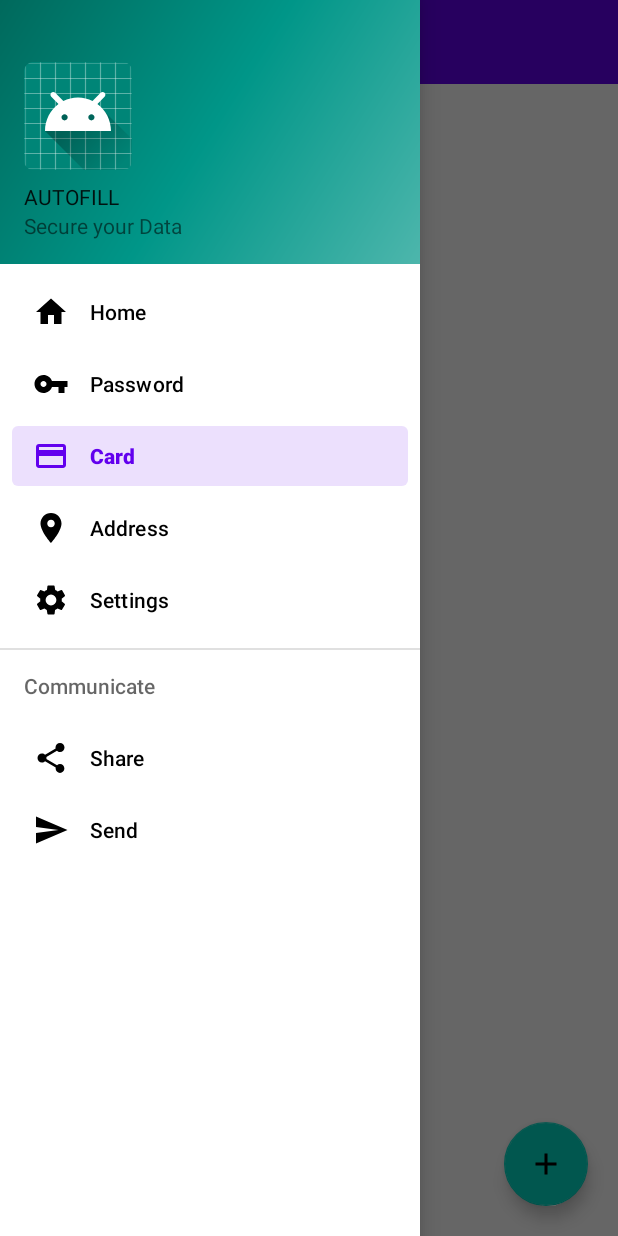
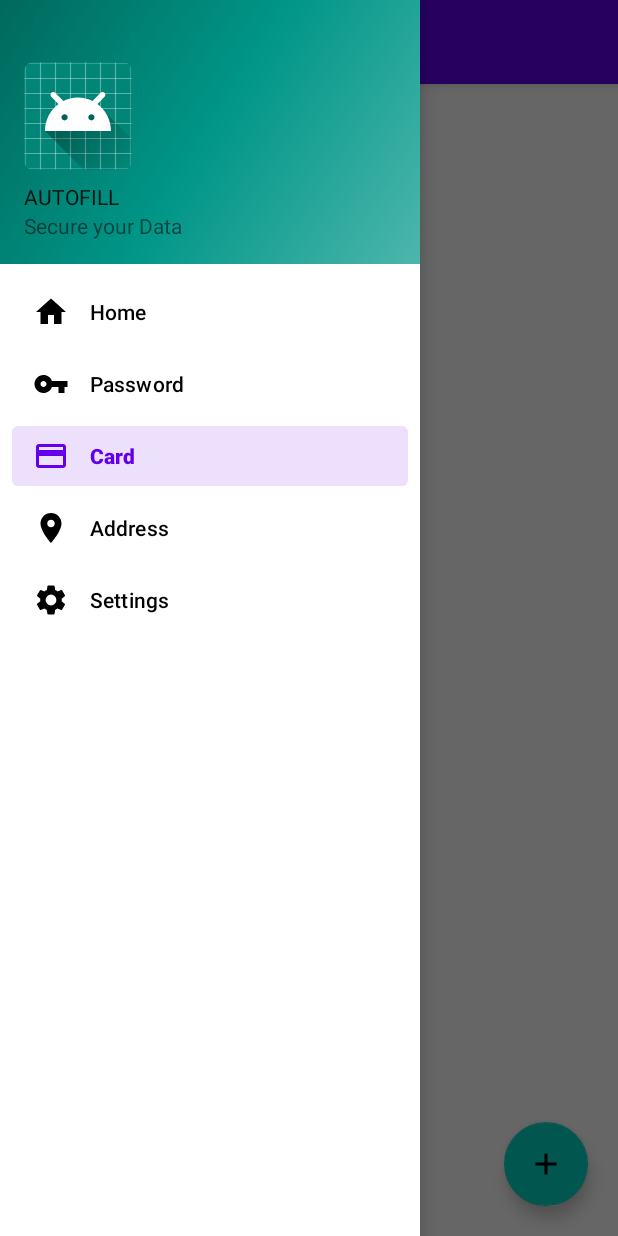
Before and after one commit to vivek1052/Autofill, an Android app: the CardFragment screen opened through its navigation route, with the side drawer open, on a phone screen of 412 x 824 dp. Run offline under Robolectric (Android 15) with nearby library versions, the phone set to English and light mode, and no system bars; our stand-ins replace navigation-ui; libraries missing offline, so code that uses them is left out: com.google.api.client, com.google.api.services; pictures from the network do not load; 4 statements that could not run were skipped.

Commit message:
Autofill Entry code

```diff
--- a/app/src/main/java/com/example/autofill/dataClass/CardDataClass.java
+++ b/app/src/main/java/com/example/autofill/dataClass/CardDataClass.java
@@ -4,7 +4,7 @@ import java.io.Serializable;
 
 public class CardDataClass implements Serializable {
     public String bankName, cardType, name, cardNo1, cardNo2, cardNo3, cardNo4, month, year, cvv;
-    int id;
+    public int id;
     public CardDataClass(int id, String bankName, String cardType, String name, String cardNo1, String cardNo2,
                          String cardNo3, String cardNo4, String month, String year, String cvv){
         this.id = id;
--- a/app/src/main/java/com/example/autofill/fragments/PasswordFragment.java
+++ b/app/src/main/java/com/example/autofill/fragments/PasswordFragment.java
@@ -110,6 +110,7 @@
         public boolean onCreateActionMode(ActionMode actionMode, Menu menu) {
             MenuInflater menuInflater = actionMode.getMenuInflater();
             menuInflater.inflate(R.menu.contextual_menu, menu);
+            actionMode.setTitle("Select To Delete");
             return true;
         }
 
@@ -124,6 +125,7 @@
                 case R.id.delete_button:
                     mainActivity.dataModel.deletePasswords(toBeDeleted);
                     mainActivity.dataModel.triggerPasswordDataUpdated();
+                    actionMode.finish();
             }
             return true;
         }
--- a/app/src/main/java/com/example/autofill/util/DataModel.java
+++ b/app/src/main/java/com/example/autofill/util/DataModel.java
@@ -72,6 +72,12 @@ public class DataModel {
        }
     }
 
+    public void deleteCards(List<CardDataClass> toBeDeleted){
+        for (int i=0; i<toBeDeleted.size();i++){
+            dbHelper.deleteCard(toBeDeleted.get(i).id);
+        }
+    }
+
     public List<InstalledApps> getInstalledApps(){
         PackageManager pm = context.getPackageManager();
         List<ApplicationInfo> l = pm.getInstalledApplications(PackageManager.GET_META_DATA);
--- a/app/src/main/res/drawable/delete.xml
+++ b/app/src/main/res/drawable/delete.xml
@@ -4,6 +4,6 @@
         android:viewportWidth="24.0"
         android:viewportHeight="24.0">
     <path
-        android:fillColor="#FF000000"
+        android:fillColor="?colorError"
         android:pathData="M6,19c0,1.1 0.9,2 2,2h8c1.1,0 2,-0.9 2,-2V7H6v12zM19,4h-3.5l-1,-1h-5l-1,1H5v2h14V4z"/>
 </vector>
--- a/app/src/main/res/layout/activity_main.xml
+++ b/app/src/main/res/layout/activity_main.xml
@@ -14,12 +14,14 @@
         android:layout_height="match_parent"
         android:orientation="vertical">
 
-        <androidx.appcompat.widget.Toolbar
-            android:id="@+id/toolbar"
+        <com.google.android.material.appbar.AppBarLayout
             android:layout_width="match_parent"
-            android:layout_height="?attr/actionBarSize"
-            android:background="?attr/colorPrimary"
-            app:popupTheme="@style/AppTheme.PopupOverlay" />
+            android:layout_height="?attr/actionBarSize">
+            <com.google.android.material.appbar.MaterialToolbar
+                android:layout_width="match_parent"
+                android:layout_height="?attr/actionBarSize"
+                android:id="@+id/toolbar"/>
+        </com.google.android.material.appbar.AppBarLayout>
 
         <fragment
             android:id="@+id/nav_host_fragment"
--- a/app/src/main/res/menu/activity_main_drawer.xml
+++ b/app/src/main/res/menu/activity_main_drawer.xml
@@ -26,15 +26,4 @@
             android:title="@string/settings" />
     </group>
 
-    <item android:title="Communicate">
-        <menu>
-            <item
-                android:icon="@drawable/ic_menu_share"
-                android:title="@string/menu_share" />
-            <item
-                android:icon="@drawable/ic_menu_send"
-                android:title="@string/menu_send" />
-        </menu>
-    </item>
-
 </menu>
--- a/app/src/main/res/values/strings.xml
+++ b/app/src/main/res/values/strings.xml
@@ -33,6 +33,7 @@
     <string name="channel_description">Bankground task notifications</string>
     <string name="AutoFillServiceDescription">Assist with Autofill service for Browsers</string>
     <string name="xxxx">XXXX</string>
+    <string name="loginForm">LOGIN_FORM</string>
 
     <string-array name="dark_mode">
         <item>2</item>
--- a/app/src/main/res/values/styles.xml
+++ b/app/src/main/res/values/styles.xml
@@ -2,7 +2,9 @@
 
     <!-- Base application theme. -->
     <style name="AppTheme" parent="Theme.MaterialComponents.DayNight">
+        <item name="windowActionModeOverlay">true</item>
     </style>
+
     <style name="AppTheme.NoActionBar">
         <item name="windowActionBar">false</item>
         <item name="windowNoTitle">true</item>
```
Also changed, not shown: app/src/main/java/com/example/autofill/FillResposeActivity.java (+8 -5 lines), app/src/main/java/com/example/autofill/MainActivity.java (+1 -9 lines), app/src/main/java/com/example/autofill/fragments/CardFragment.java (+48 -0 lines), app/src/main/java/com/example/autofill/util/AutofillServiceExtend.java (+14 -123 lines), app/src/main/java/com/example/autofill/util/GenericStringBase.java (+6 -1 lines), app/src/main/java/com/example/autofill/util/NodeParser.java (added, +201 -0 lines).
